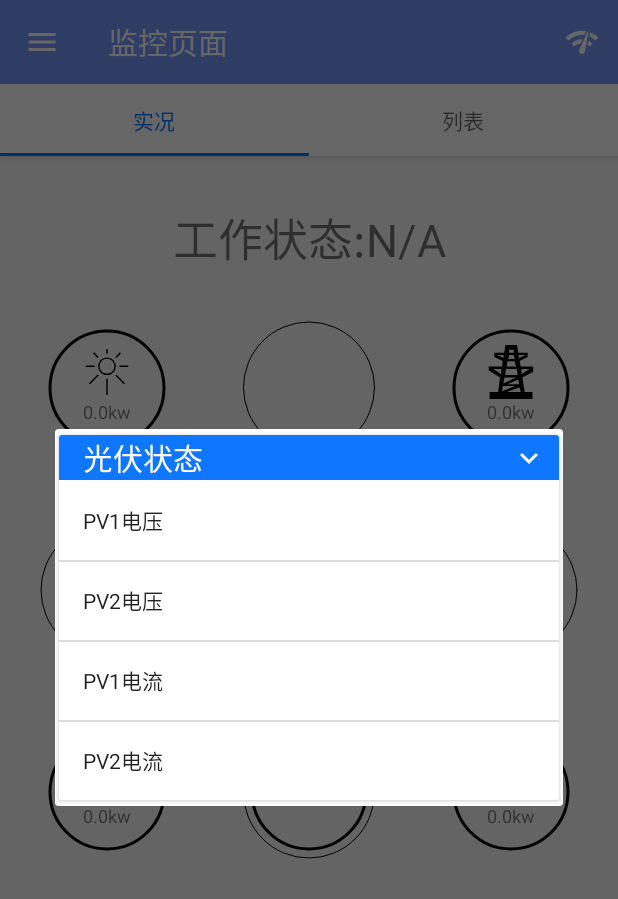
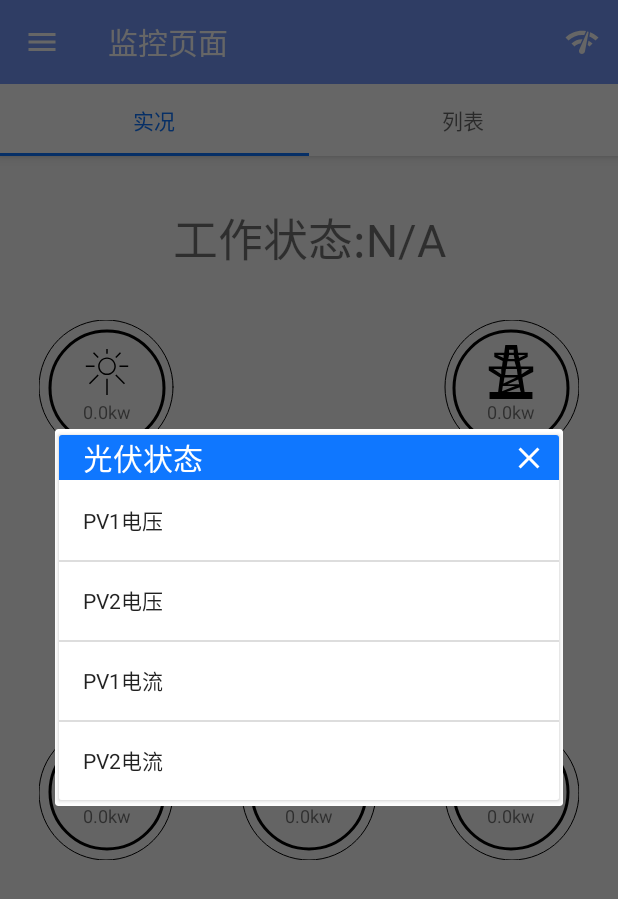
Before and after one commit to 2Beyong/StatusPageDemo, an Android app: the screen it shows after launch (MainActivity), after a tap on an icon or button, on a phone screen of 412 x 824 dp. Shown: the top 899 px of the screen. Run offline under Robolectric (Android 15) with nearby library versions, the phone set to English and light mode, and no system bars; libraries missing offline, so code that uses them is left out: android.support.constraint; 4 statements that could not run were skipped.

Commit message:
Update UI 3

```diff
--- a/app/src/main/java/com/hongon/statuspagedemo/MonitorFragment.java
+++ b/app/src/main/java/com/hongon/statuspagedemo/MonitorFragment.java
@@ -117,15 +117,15 @@ public class MonitorFragment extends Fragment implements DataQueryService.OnRunn
             c=BigView.PATH_1_0;
         }
 
-        if(!data.getPhaseL1Current().equals("0.0A"))
+        if(!data.getFeedingPower().equals("0.000kw"))
         {
             //有可能也是反的
             if(data.getPhaseL1Current().startsWith("-"))
             {
-                a=BigView.PATH_0_1;
+                a=BigView.PATH_0_1;//从外到内
             }
             else {
-                a=BigView.PATH_1_0;
+                a=BigView.PATH_1_0;//从内到外
             }
         }
         //通过电流是否有负号即可判断流向
--- a/app/src/main/java/com/hongon/statuspagedemo/Service/DataQueryService.java
+++ b/app/src/main/java/com/hongon/statuspagedemo/Service/DataQueryService.java
@@ -57,7 +57,7 @@ public class DataQueryService extends Service{
                 while (isQuerying == true) {
                     QueryRunningData();
                     try {
-                        Thread.sleep(5000);
+                        Thread.sleep(3000);
                     }
                     catch (Exception ex)
                     {
--- a/app/src/main/java/com/hongon/statuspagedemo/View/BigView.java
+++ b/app/src/main/java/com/hongon/statuspagedemo/View/BigView.java
@@ -207,14 +207,25 @@ public class BigView extends View {
         canvas.translate(mWidth/2,mHeight/2);
         //canvas.drawCircle(0,0,3/8f*mWidth,mPaint);
         //画中间的线
-        canvas.drawLine(0,-2/8f*mHeight,0,2/8f*mHeight,mPaint);
-        canvas.drawLine(-2/8f*mWidth,0,2/8f*mWidth,0,mPaint);
+
+        //canvas.drawLine(0,-2/8f*mHeight,0,2/8f*mHeight,mPaint);
+        //canvas.drawLine(-2/8f*mWidth,0,2/8f*mWidth,0,mPaint);
         // 画4个大圆
-        canvas.drawCircle(0,-3/8f*mHeight,1/8f*mHeight-2,mPaint);
-        canvas.drawCircle(0,3/8f*mHeight,1/8f*mHeight-2,mPaint);
-        canvas.drawCircle(-3/8f*mWidth,0,1/8f*mHeight-2,mPaint);
-        canvas.drawCircle(3/8f*mWidth,0,1/8f*mHeight-2,mPaint);
+        // 一半的宽高
 
+        float r = mWidth/8;//一般是45dp
+        float w = mWidth/2;
+        float h = mHeight/2;
+        float angle = (float)Math.PI*2/8;
+        canvas.drawCircle(0,0,r,mPaint);// A
+        canvas.drawCircle(-w+r,-h+r,r,mPaint);// B
+        canvas.drawCircle(w-r,-h+r,r,mPaint); // C
+        canvas.drawCircle(w-r,h-r,r,mPaint);    //D
+        canvas.drawCircle(-w+r,h-r,r,mPaint);   // E
+        canvas.drawCircle(0,h-r,r,mPaint); // F
+        //画斜线
+
+        canvas.drawLine((float)Math.cos(angle)*r,(float)(-1*Math.sin(angle))*r,(float)(w-r-Math.cos(angle)*r),(float)((-h+r+Math.sin(angle)*r)),mPaint);
         Paint x = new Paint(mPaint);
         x.setStrokeCap(Paint.Cap.ROUND);
         x.setStrokeWidth(12);
--- a/app/src/main/java/com/hongon/statuspagedemo/View/MonitorDialog.java
+++ b/app/src/main/java/com/hongon/statuspagedemo/View/MonitorDialog.java
@@ -6,8 +6,10 @@ import android.os.Bundle;
 import android.support.v7.widget.LinearLayoutManager;
 import android.support.v7.widget.RecyclerView;
 import android.view.Display;
+import android.view.View;
 import android.view.Window;
 import android.view.WindowManager;
+import android.widget.ImageButton;
 import android.widget.TextView;
 
 import com.hongon.statuspagedemo.CardBean;
@@ -26,6 +28,7 @@ public class MonitorDialog extends Dialog {
     // 控件
     private TextView textView;
     private RecyclerView rec;
+    private ImageButton imageButton;
     @Override
     protected void onCreate(Bundle savedInstanceState) {
         super.onCreate(savedInstanceState);
@@ -41,6 +44,7 @@ public class MonitorDialog extends Dialog {
         window.setAttributes(lp);
 
         //setContentView(R.layout.card_menu);
+        imageButton =findViewById(R.id.show_hide_button);
         textView = findViewById(R.id.card_menu_tv);
         rec = findViewById(R.id.card_menu_recyclerView);
         init();
@@ -62,6 +66,14 @@ public class MonitorDialog extends Dialog {
         decoration.setSize(2);
         decoration.setColor(0xFFDDDDDD);
         rec.addItemDecoration(decoration);
+
+        imageButton.setImageResource(R.drawable.ic_close_white_24dp);
+        imageButton.setOnClickListener(new View.OnClickListener() {
+            @Override
+            public void onClick(View view) {
+                MonitorDialog.this.cancel();
+            }
+        });
     }
     // constructor
     public MonitorDialog(Context context)
--- /dev/null
+++ b/app/src/main/res/drawable/ic_close_white_24dp.xml
@@ -0,0 +1,9 @@
+<vector xmlns:android="http://schemas.android.com/apk/res/android"
+        android:width="24dp"
+        android:height="24dp"
+        android:viewportWidth="24.0"
+        android:viewportHeight="24.0">
+    <path
+        android:fillColor="#FFFFFFFF"
+        android:pathData="M19,6.41L17.59,5 12,10.59 6.41,5 5,6.41 10.59,12 5,17.59 6.41,19 12,13.41 17.59,19 19,17.59 13.41,12z"/>
+</vector>
--- a/app/src/main/res/layout/fragment_monitor.xml
+++ b/app/src/main/res/layout/fragment_monitor.xml
@@ -164,6 +164,31 @@
         app:layout_constraintVertical_bias="0.120000005"
         app:srcCompat="@drawable/ic_battery" />
 
+    <ImageView
+        android:id="@+id/iconInverter"
+        android:layout_width="36dp"
+        android:layout_height="36dp"
+        app:layout_constraintBottom_toBottomOf="@+id/CircleE"
+        app:layout_constraintEnd_toEndOf="@+id/CircleE"
+        app:layout_constraintStart_toStartOf="@+id/CircleE"
+        app:layout_constraintTop_toTopOf="@+id/CircleE"
+        app:srcCompat="@drawable/ic_inverter" />
+
+    <ImageView
+        android:id="@+id/iconBackup"
+        android:layout_width="36dp"
+        android:layout_height="36dp"
+        android:layout_marginBottom="8dp"
+        android:layout_marginEnd="8dp"
+        android:layout_marginStart="8dp"
+        android:layout_marginTop="8dp"
+        app:layout_constraintBottom_toBottomOf="@+id/CircleF"
+        app:layout_constraintEnd_toEndOf="@+id/CircleF"
+        app:layout_constraintStart_toStartOf="@+id/CircleF"
+        app:layout_constraintTop_toTopOf="@+id/CircleF"
+        app:layout_constraintVertical_bias="0.120000005"
+        app:srcCompat="@drawable/ic_inverter" />
+
     <com.hongon.statuspagedemo.View.BigView
         android:id="@+id/bigView"
         android:layout_width="360dp"
@@ -219,6 +244,18 @@
         app:layout_constraintTop_toBottomOf="@+id/iconGrid" />
 
     <TextView
+        android:id="@+id/tv_Backup_power"
+        android:layout_width="wrap_content"
+        android:layout_height="wrap_content"
+        android:text="0.0kw"
+        android:textSize="12sp"
+        app:layout_constraintEnd_toEndOf="@+id/iconBackup"
+        app:layout_constraintLeft_toLeftOf="parent"
+        app:layout_constraintRight_toRightOf="parent"
+        app:layout_constraintStart_toStartOf="@+id/iconBackup"
+        app:layout_constraintTop_toBottomOf="@+id/iconBackup" />
+
+    <TextView
         android:id="@+id/tv_WorkMode"
         android:layout_width="wrap_content"
         android:layout_height="wrap_content"
```
Also changed, not shown: app/src/main/java/com/hongon/statuspagedemo/DataModel/ResponseRunningData.java (+27 -9 lines).
